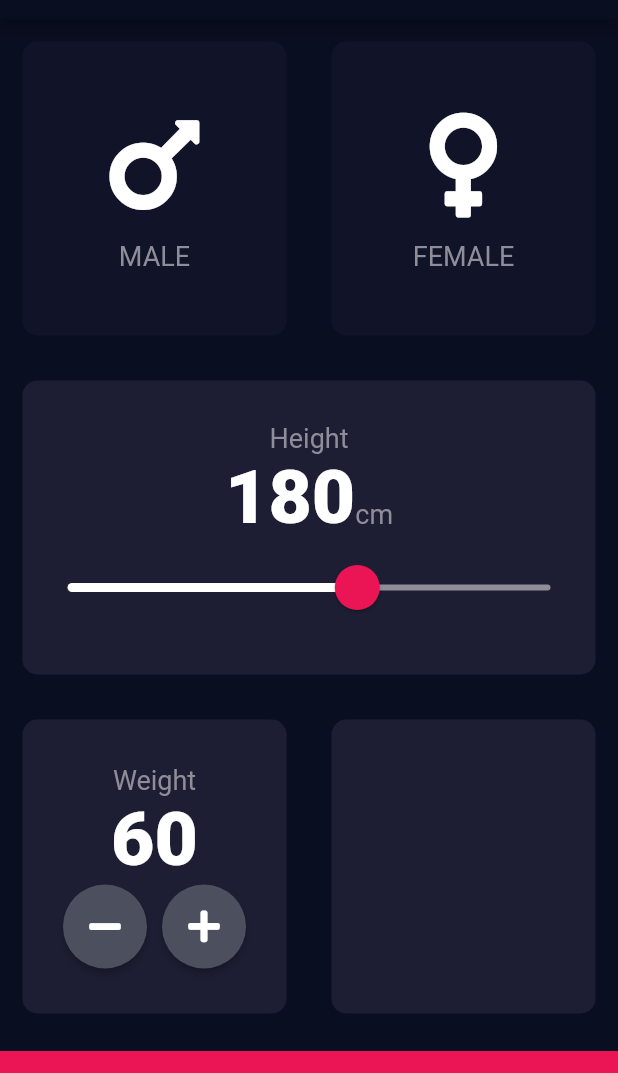
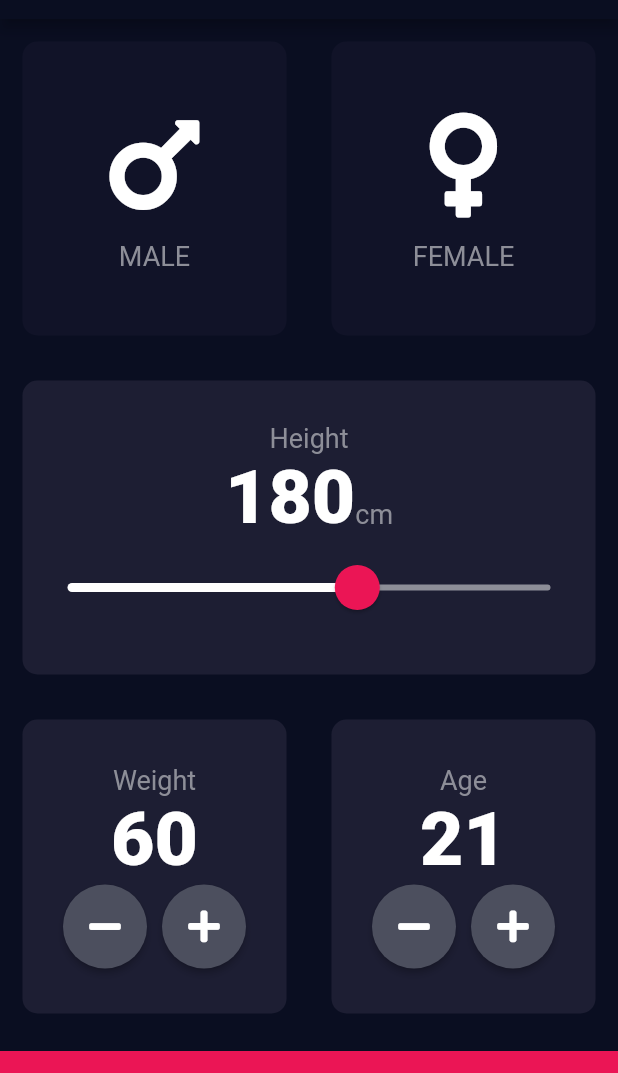
Before and after one commit to v3nk3y/bmi_cal, a Flutter app: the screen it shows after launch, on a phone screen of 412 x 824 dp, the part 65-1138 px from its top. Run offline on Flutter 3.47's test engine with Material 2 defaults, Android fonts, the phone set to English and light mode, and no system bars; our stand-ins replace font_awesome_flutter.

Commit message:
Age card implemented

```diff
--- a/lib/home_page.dart
+++ b/lib/home_page.dart
@@ -19,6 +19,7 @@ class _HomePageState extends State<HomePage> {
   Gender selectedGender;
   int height = 180;
   int weight = 60;
+  int age = 21;
 
   @override
   Widget build(BuildContext context) {
@@ -164,7 +165,46 @@ class _HomePageState extends State<HomePage> {
                   ),
                 ),
                 Expanded(
-                  child: ReusableCard(colour: kActiveCardColor),
+                  child: ReusableCard(
+                    colour: kActiveCardColor,
+                    cardChild: Column(
+                      mainAxisAlignment: MainAxisAlignment.center,
+                      children: <Widget>[
+                        Text(
+                          'Age',
+                          style: kIconLabelStyle,
+                        ),
+                        Text(
+                          age.toString(),
+                          style: kNumberTextStyle,
+                        ),
+                        Row(
+                          mainAxisAlignment: MainAxisAlignment.center,
+                          children: <Widget>[
+                            RoundIconButton(
+                              icon: FontAwesomeIcons.minus,
+                              onPressed: () {
+                                setState(() {
+                                  age--;
+                                });
+                              },
+                            ),
+                            SizedBox(
+                              width: 10.0,
+                            ),
+                            RoundIconButton(
+                              icon: FontAwesomeIcons.plus,
+                              onPressed: () {
+                                setState(() {
+                                  age++;
+                                });
+                              },
+                            ),
+                          ],
+                        ),
+                      ],
+                    ),
+                  ),
                 ),
               ],
             ),
```
